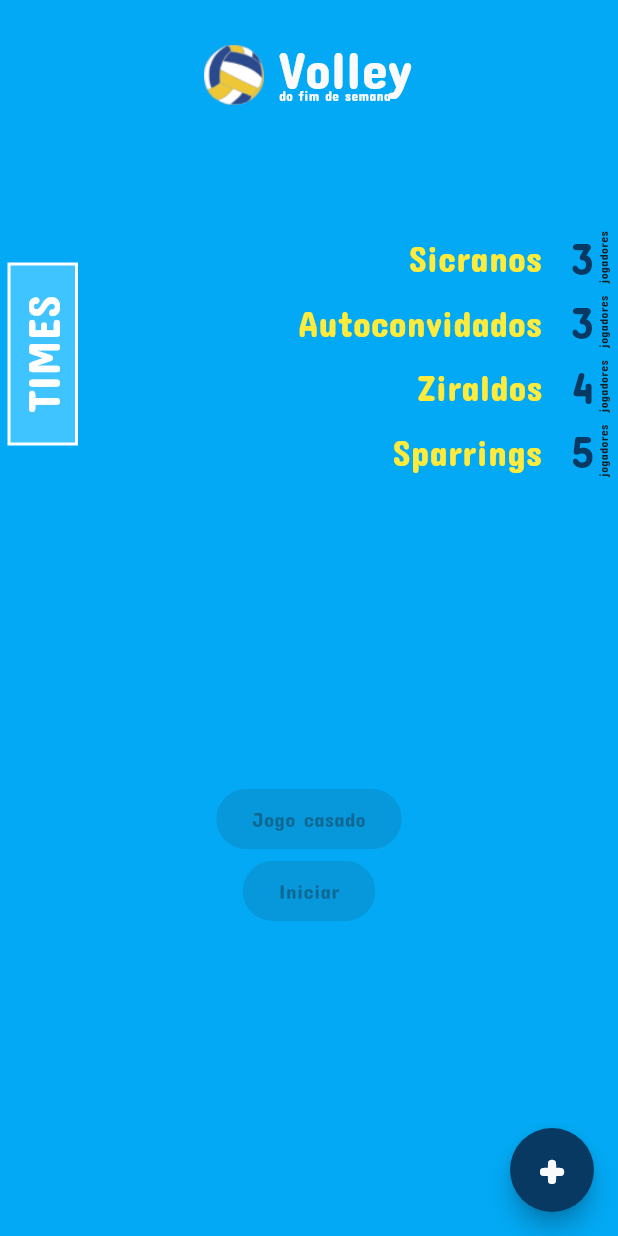
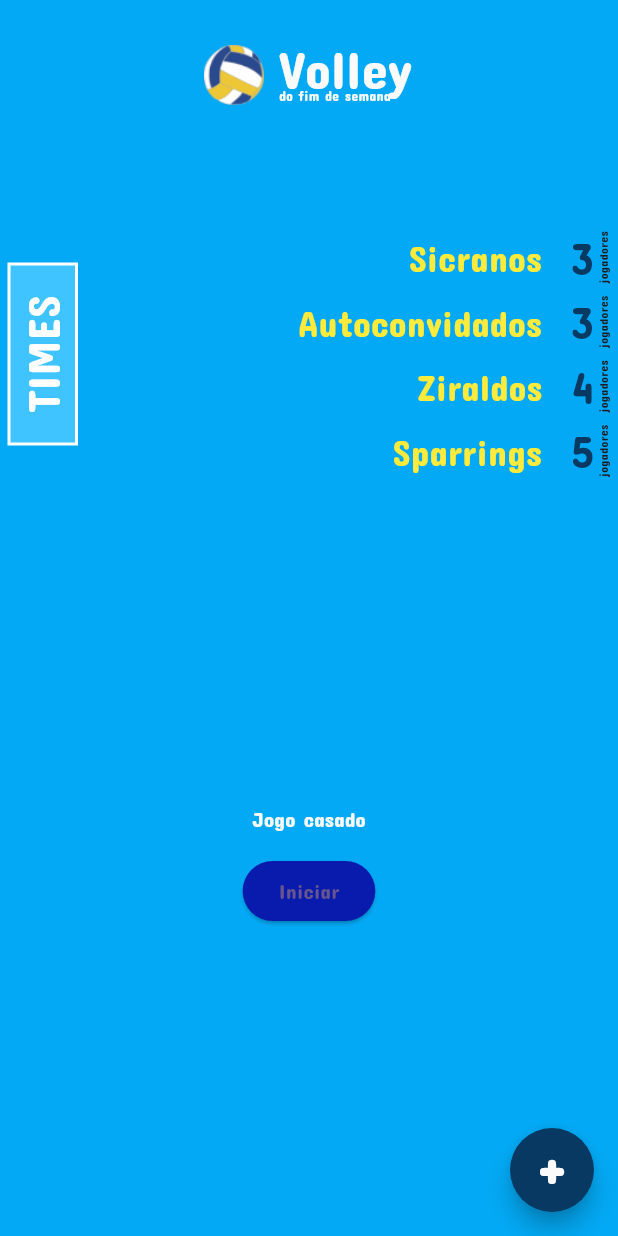
Before and after one commit to KaioSimeao/Desafios-Flutter, a Flutter app: the screen it shows after launch, on a phone screen of 412 x 824 dp. Run offline on Flutter 3.47's test engine with Material 3 defaults, Android fonts, the phone set to English and light mode, and no system bars.

Commit message:
feat: updates

```diff
--- a/Desafio 3/lib/main.dart
+++ b/Desafio 3/lib/main.dart
@@ -118,13 +118,21 @@ class _MyHomePageState extends State<MyHomePage> {
             const SizedBox(
               height: 200,
             ),
-            const ElevatedButton(
-              onPressed: null,
-              child: Text('Jogo casado'),
+            TextButton(
+              onPressed: () {},
+              child: Text(
+                'Jogo casado',
+                style: TextStyle(color: Colors.grey[50]),
+              ),
             ),
-            const ElevatedButton(
-              onPressed: null,
-              child: Text('Iniciar'),
+            ElevatedButton(
+              style: ElevatedButton.styleFrom(
+                backgroundColor: const Color.fromARGB(255, 8, 27, 173),
+              ),
+              onPressed: () {},
+              child: const Text(
+                'Iniciar',
+              ),
             ),
           ],
         ),
```
Also changed, not shown: 1 other file.
